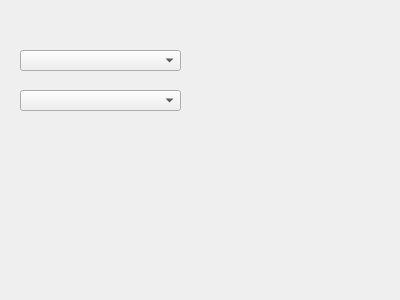
First picture: the form in e-shop/set_properties.ui, repository Andrii97/shop, before the edit.
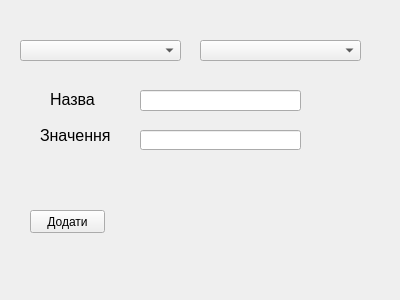
Second picture: the form after the edit.

```diff
--- a/e-shop/set_properties.ui
+++ b/e-shop/set_properties.ui
@@ -17,7 +17,7 @@
    <property name="geometry">
     <rect>
      <x>20</x>
-     <y>50</y>
+     <y>40</y>
      <width>161</width>
      <height>21</height>
     </rect>
@@ -26,13 +26,78 @@
   <widget class="QComboBox" name="CProperties">
    <property name="geometry">
     <rect>
-     <x>20</x>
+     <x>200</x>
+     <y>40</y>
+     <width>161</width>
+     <height>21</height>
+    </rect>
+   </property>
+   <property name="frame">
+    <bool>true</bool>
+   </property>
+  </widget>
+  <widget class="QLineEdit" name="TProperties">
+   <property name="enabled">
+    <bool>true</bool>
+   </property>
+   <property name="geometry">
+    <rect>
+     <x>140</x>
      <y>90</y>
      <width>161</width>
      <height>21</height>
     </rect>
    </property>
   </widget>
+  <widget class="QPushButton" name="Enter">
+   <property name="geometry">
+    <rect>
+     <x>30</x>
+     <y>210</y>
+     <width>75</width>
+     <height>23</height>
+    </rect>
+   </property>
+   <property name="text">
+    <string>Додати</string>
+   </property>
+  </widget>
+  <widget class="QLabel" name="LProperties">
+   <property name="geometry">
+    <rect>
+     <x>50</x>
+     <y>90</y>
+     <width>61</width>
+     <height>20</height>
+    </rect>
+   </property>
+   <property name="text">
+    <string>&lt;html&gt;&lt;head/&gt;&lt;body&gt;&lt;p&gt;&lt;span style=&quot; font-size:12pt;&quot;&gt;Назва&lt;/span&gt;&lt;/p&gt;&lt;/body&gt;&lt;/html&gt;</string>
+   </property>
+  </widget>
+  <widget class="QLabel" name="LValue">
+   <property name="geometry">
+    <rect>
+     <x>40</x>
+     <y>120</y>
+     <width>81</width>
+     <height>31</height>
+    </rect>
+   </property>
+   <property name="text">
+    <string>&lt;html&gt;&lt;head/&gt;&lt;body&gt;&lt;p&gt;&lt;span style=&quot; font-size:12pt;&quot;&gt;Значення&lt;/span&gt;&lt;/p&gt;&lt;/body&gt;&lt;/html&gt;</string>
+   </property>
+  </widget>
+  <widget class="QLineEdit" name="TValue">
+   <property name="geometry">
+    <rect>
+     <x>140</x>
+     <y>130</y>
+     <width>161</width>
+     <height>20</height>
+    </rect>
+   </property>
+  </widget>
  </widget>
  <resources/>
  <connections/>
```
